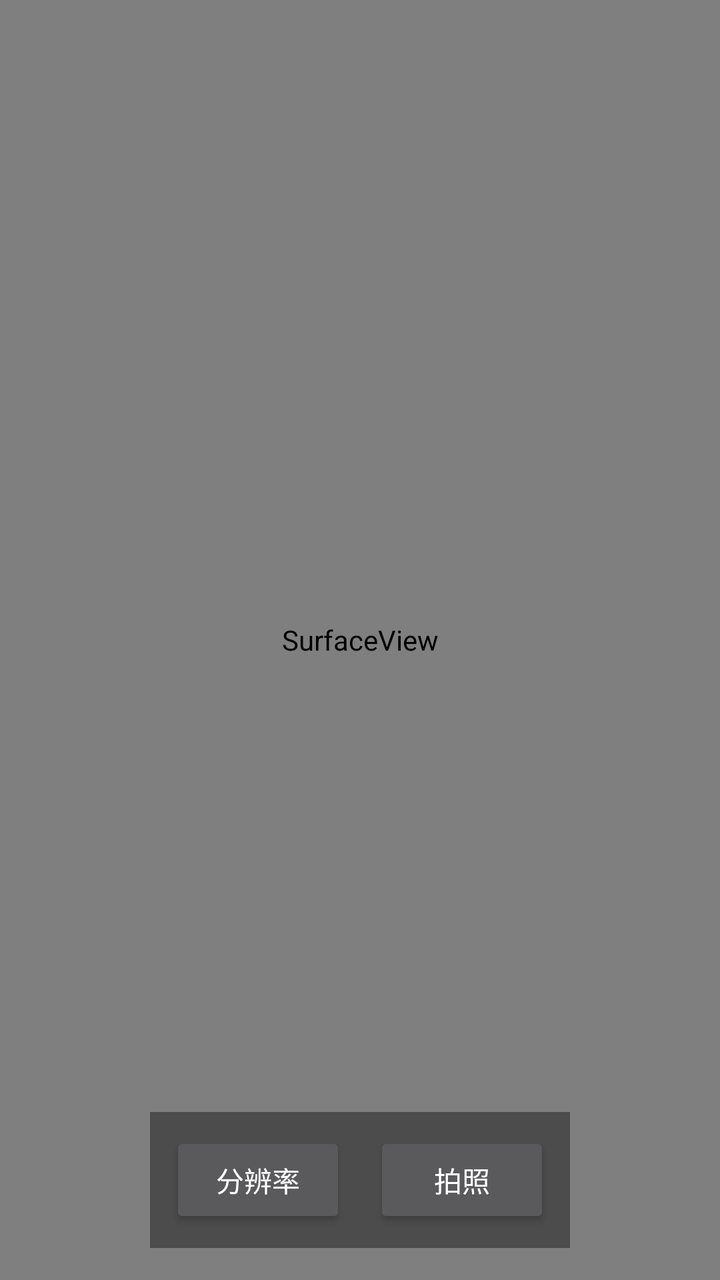
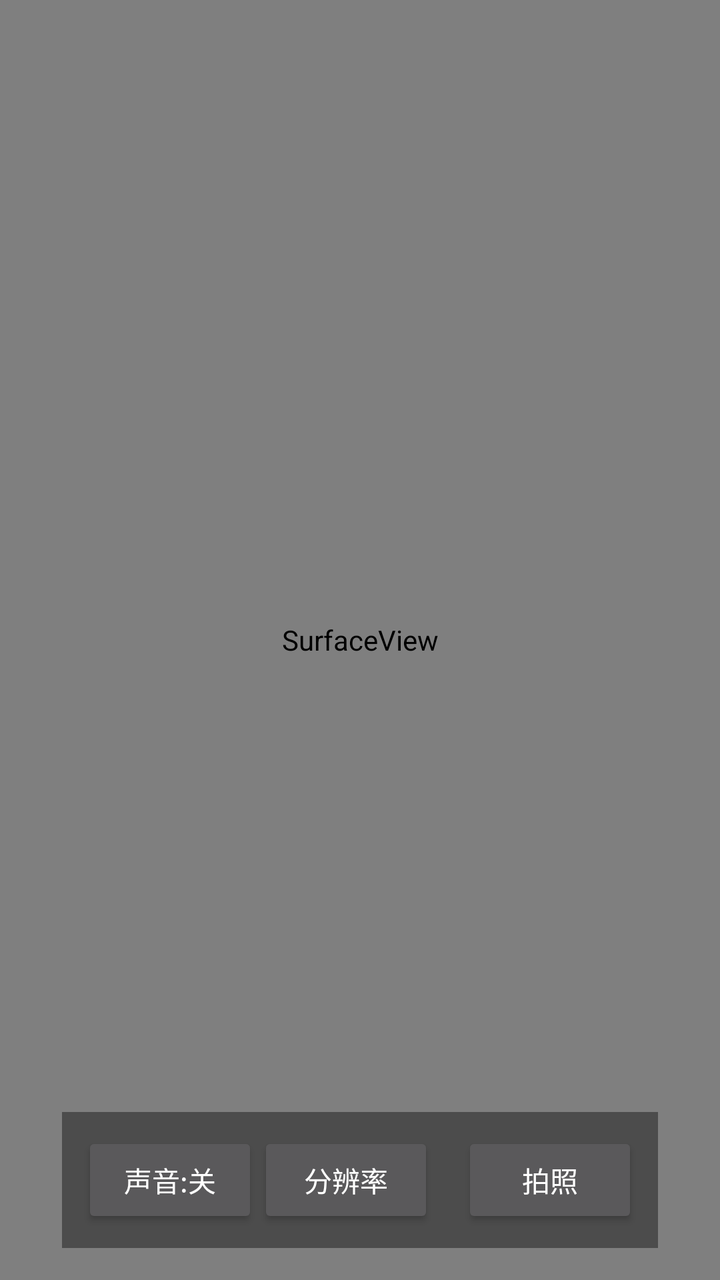

Two renders of the same Android screen: before a commit and after it. Below are the layout's source before the change and the commit's diff.
<!-- AndroidManifest.xml: application theme Theme.AppCompat.NoActionBar -->
<!-- res/layout/activity_main.xml -->
<?xml version="1.0" encoding="utf-8"?>
<FrameLayout xmlns:android="http://schemas.android.com/apk/res/android"
    android:layout_width="match_parent"
    android:layout_height="match_parent"
    android:background="#000000">

    <SurfaceView
        android:id="@+id/surface"
        android:layout_width="match_parent"
        android:layout_height="match_parent" />

    <LinearLayout
        android:layout_width="wrap_content"
        android:layout_height="wrap_content"
        android:layout_gravity="bottom|center_horizontal"
        android:layout_marginBottom="16dp"
        android:background="#66000000"
        android:gravity="center_vertical"
        android:orientation="horizontal"
        android:padding="10dp">

        <Button
            android:id="@+id/btnSize"
            android:layout_width="wrap_content"
            android:layout_height="wrap_content"
            android:text="@string/btn_size" />

        <Button
            android:id="@+id/btnShot"
            android:layout_width="wrap_content"
            android:layout_height="wrap_content"
            android:layout_marginStart="14dp"
            android:text="@string/btn_shot" />
    </LinearLayout>
</FrameLayout>
<!-- resources referenced by this layout -->
<resources>
  <string name="btn_shot">拍照</string>
  <string name="btn_size">分辨率</string>
</resources>

<!-- the commit's change to res/layout/activity_main.xml (unified diff, before → after) -->
@@ -20,6 +20,12 @@
         android:padding="10dp">
 
         <Button
+            android:id="@+id/btnAudio"
+            android:layout_width="wrap_content"
+            android:layout_height="wrap_content"
+            android:text="@string/btn_audio_off" />
+
+        <Button
             android:id="@+id/btnSize"
             android:layout_width="wrap_content"
             android:layout_height="wrap_content"
<!-- resource entries referenced after the edit -->
@@ -1,5 +1,6 @@
 <!-- resources referenced by this layout -->
 <resources>
+  <string name="btn_audio_off">声音:关</string>
   <string name="btn_shot">拍照</string>
   <string name="btn_size">分辨率</string>
 </resources>
